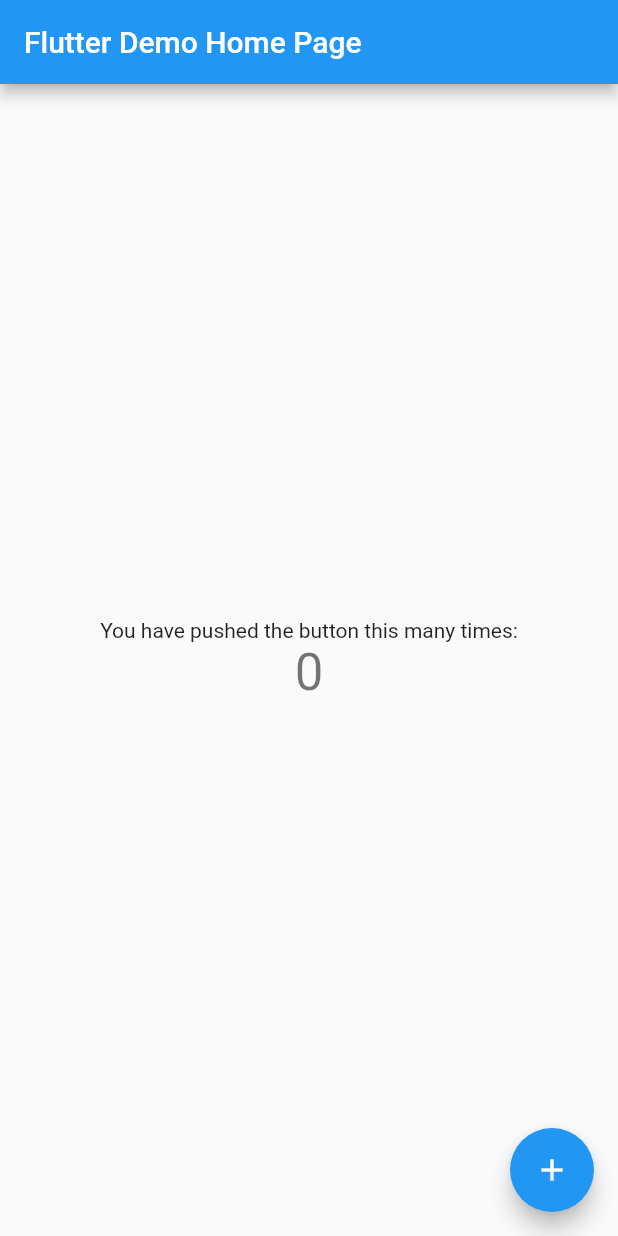
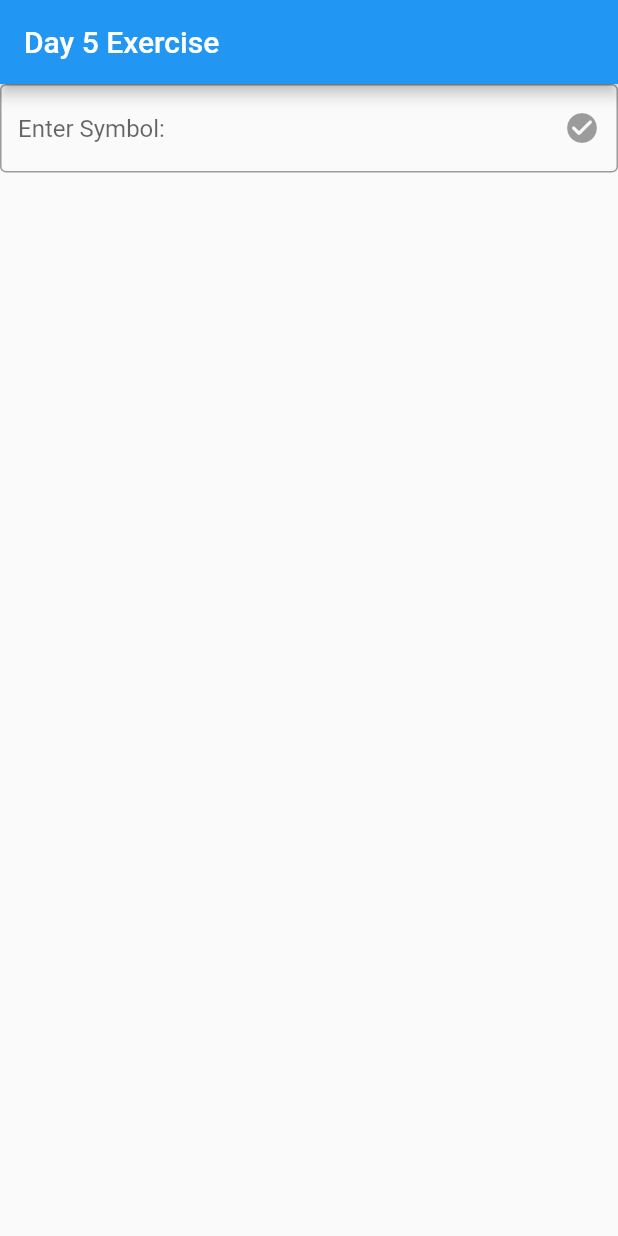
Before and after one commit to AmeerulH/exercise5, a Flutter app: the screen it shows after launch, on a phone screen of 412 x 824 dp. Run offline on Flutter 3.47's test engine with Material 2 defaults, Android fonts, the phone set to English and light mode, and no system bars; network calls fail.

Commit message:
changed layout

```diff
--- a/lib/main.dart
+++ b/lib/main.dart
@@ -1,4 +1,9 @@
+import 'dart:async';
+
 import 'package:flutter/material.dart';
+import 'package:web_socket_channel/io.dart';
+import 'package:web_socket_channel/status.dart' as status;
+import 'dart:convert';
 
 void main() {
   runApp(const MyApp());
@@ -13,33 +18,15 @@
     return MaterialApp(
       title: 'Flutter Demo',
       theme: ThemeData(
-        // This is the theme of your application.
-        //
-        // Try running your application with "flutter run". You'll see the
-        // application has a blue toolbar. Then, without quitting the app, try
-        // changing the primarySwatch below to Colors.green and then invoke
-        // "hot reload" (press "r" in the console where you ran "flutter run",
-        // or simply save your changes to "hot reload" in a Flutter IDE).
-        // Notice that the counter didn't reset back to zero; the application
-        // is not restarted.
         primarySwatch: Colors.blue,
       ),
-      home: const MyHomePage(title: 'Flutter Demo Home Page'),
+      home: const MyHomePage(title: 'Day 5 Exercise'),
     );
   }
 }
 
 class MyHomePage extends StatefulWidget {
   const MyHomePage({Key? key, required this.title}) : super(key: key);
-
-  // This widget is the home page of your application. It is stateful, meaning
-  // that it has a State object (defined below) that contains fields that affect
-  // how it looks.
-
-  // This class is the configuration for the state. It holds the values (in this
-  // case the title) provided by the parent (in this case the App widget) and
-  // used by the build method of the State. Fields in a Widget subclass are
-  // always marked "final".
 
   final String title;
 
@@ -48,68 +35,134 @@
 }
 
 class _MyHomePageState extends State<MyHomePage> {
-  int _counter = 0;
+  String symbol = '';
+  String data = '';
+  List symbols = [];
+  List tickHistory = [];
+  dynamic symbolDetails;
+  final channel = IOWebSocketChannel.connect(
+      'wss://ws.binaryws.com/websockets/v3?app_id=1089');
+  final GlobalKey<FormState> _formKey = GlobalKey<FormState>();
+  var _controller = TextEditingController();
 
-  void _incrementCounter() {
-    setState(() {
-      // This call to setState tells the Flutter framework that something has
-      // changed in this State, which causes it to rerun the build method below
-      // so that the display can reflect the updated values. If we changed
-      // _counter without calling setState(), then the build method would not be
-      // called again, and so nothing would appear to happen.
-      _counter++;
+  // void getSymbols() {
+  //   channel.stream.listen((message) {
+  //     final decodedMessage = jsonDecode(message);
+  //     final symbolsData = decodedMessage['active_symbols'];
+  //     setState(() {
+  //       symbolsData.forEach((value) => {
+  //             value.containsKey('symbol') ? symbols.add(value['symbol']) : null
+  //           });
+  //     });
+  //     print(symbols);
+  //     print(symbolDetails);
+  //     channel.sink.close();
+  //   });
+
+  //   channel.sink.add('{"active_symbols": "brief", "product_type": "basic"}');
+  // }
+
+  void getData(symbol) {
+    channel.stream.listen((tick) {
+      final decodedMessage = jsonDecode(tick);
+      final serverTimeAsEpoch = decodedMessage['tick']['epoch'];
+      final price = decodedMessage['tick']['quote'];
+      final name = decodedMessage['tick']['symbol'];
+      final serverTime =
+          DateTime.fromMillisecondsSinceEpoch(serverTimeAsEpoch * 1000);
+      print('Name: ${name}, Price: ${price}, Date: ${serverTime}');
+      channel.sink.close();
     });
+
+    channel.sink.add('{$symbol: "frxAUDCAD"}');
+  }
+
+  @override
+  // ignore: must_call_super
+  void initState() {
+    //getSymbols();
   }
 
   @override
   Widget build(BuildContext context) {
-    // This method is rerun every time setState is called, for instance as done
-    // by the _incrementCounter method above.
-    //
-    // The Flutter framework has been optimized to make rerunning build methods
-    // fast, so that you can just rebuild anything that needs updating rather
-    // than having to individually change instances of widgets.
     return Scaffold(
         appBar: AppBar(
-        // Here we take the value from the MyHomePage object that was created by
-        // the App.build method, and use it to set our appbar title.
           title: Text(widget.title),
         ),
-      body: Center(
-        // Center is a layout widget. It takes a single child and positions it
-        // in the middle of the parent.
+        body: Container(
+          child: Form(
+            key: _formKey,
             child: Column(
-          // Column is also a layout widget. It takes a list of children and
-          // arranges them vertically. By default, it sizes itself to fit its
-          // children horizontally, and tries to be as tall as its parent.
-          //
-          // Invoke "debug painting" (press "p" in the console, choose the
-          // "Toggle Debug Paint" action from the Flutter Inspector in Android
-          // Studio, or the "Toggle Debug Paint" command in Visual Studio Code)
-          // to see the wireframe for each widget.
-          //
-          // Column has various properties to control how it sizes itself and
-          // how it positions its children. Here we use mainAxisAlignment to
-          // center the children vertically; the main axis here is the vertical
-          // axis because Columns are vertical (the cross axis would be
-          // horizontal).
-          mainAxisAlignment: MainAxisAlignment.center,
-          children: <Widget>[
-            const Text(
-              'You have pushed the button this many times:',
+              children: [
+                TextFormField(
+                  controller: _controller,
+                  decoration: InputDecoration(
+                    hintText: 'Enter Symbol: ',
+                    border: const OutlineInputBorder(),
+                    suffixIcon: IconButton(
+                      onPressed: _formKey.currentState?.validate() ?? false
+                          ? () {
+                              getData(symbol);
+                            }
+                          : null,
+                      icon: const Icon(Icons.check_circle_rounded),
                     ),
-            Text(
-              '$_counter',
-              style: Theme.of(context).textTheme.headline4,
+                  ),
+                  validator: (String? value) {
+                    if (value == null || value.isEmpty) {
+                      return 'Please enter a symbol';
+                    }
+                    return null;
+                  },
+                  onChanged: (String? value) {
+                    setState(() {
+                      symbol = value!;
+                    });
+                  },
                 ),
               ],
             ),
           ),
-      floatingActionButton: FloatingActionButton(
-        onPressed: _incrementCounter,
-        tooltip: 'Increment',
-        child: const Icon(Icons.add),
-      ), // This trailing comma makes auto-formatting nicer for build methods.
-    );
+        ));
   }
 }
+
+// class DetailsPage extends StatelessWidget {
+//   const DetailsPage({Key? key}) : super(key: key);
+
+//   // This widget is the root of your application.
+//   @override
+//   Widget build(BuildContext context) {
+//     return MaterialApp(
+//         home: Scaffold(
+//             appBar: AppBar(
+//               title: const Text('Home Page'),
+//               flexibleSpace: Container(
+//                 decoration: const BoxDecoration(
+//                   gradient: LinearGradient(
+//                       colors: [
+//                         Color(0xFF3366FF),
+//                         Color(0xFF00CCFF),
+//                       ],
+//                       begin: FractionalOffset(0.0, 0.0),
+//                       end: FractionalOffset(1.0, 0.0),
+//                       stops: [0.0, 1.0],
+//                       tileMode: TileMode.clamp),
+//                 ),
+//               ),
+//             ),
+//             body: Center(
+//                 child: Column(
+//               children: [
+//                 // Text(
+//                 //   'Hello ${user.name}!',
+//                 //   style: const TextStyle(
+//                 //     fontSize: 40,
+//                 //     color: Colors.black,
+//                 //   ),
+//                 //   textAlign: TextAlign.center,
+//                 // ),
+//               ],
+//             ))));
+//   }
+// }
--- a/pubspec.yaml
+++ b/pubspec.yaml
@@ -34,6 +34,7 @@
   # The following adds the Cupertino Icons font to your application.
   # Use with the CupertinoIcons class for iOS style icons.
   cupertino_icons: ^1.0.2
+  web_socket_channel: ^2.1.0
 
 dev_dependencies:
   flutter_test:
```
Also changed, not shown: pubspec.lock. Lines whose indentation alone changed are shown as unchanged.
